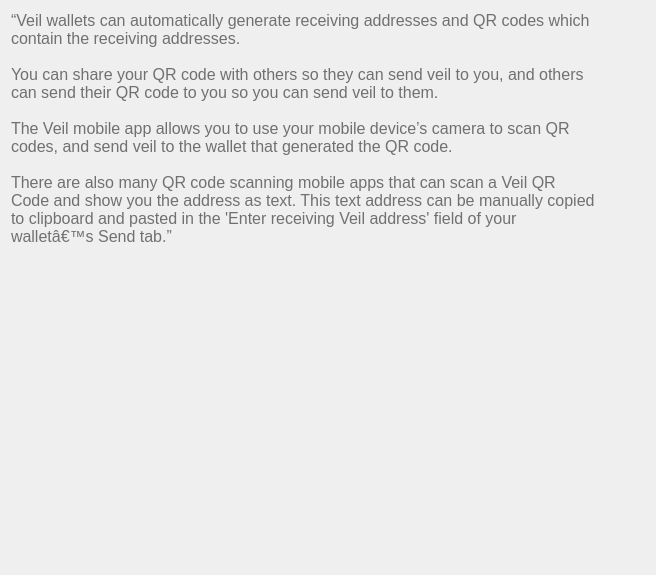
Old version of the form src/qt/veil/forms/settingsfaq07.ui in the repository Veil-Project/veil.
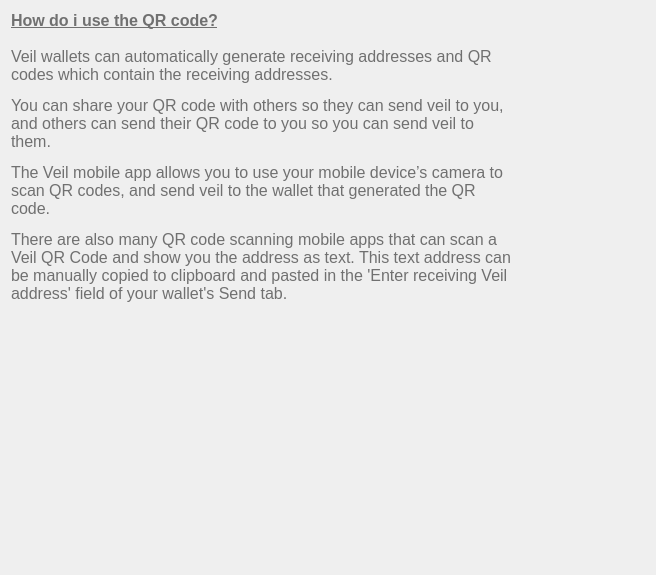
New version of the form.

```diff
--- a/src/qt/veil/forms/settingsfaq07.ui
+++ b/src/qt/veil/forms/settingsfaq07.ui
@@ -33,13 +33,7 @@
       <string notr="true">font-weight:200;</string>
      </property>
      <property name="text">
-      <string>“Veil wallets can automatically generate receiving addresses and QR codes which contain the receiving addresses.
-
-You can share your QR code with others so they can send veil to you, and others can send their QR code to you so you can send veil to them.
-
-The Veil mobile app allows you to use your mobile device’s camera to scan QR codes, and send veil to the wallet that generated the QR code.
-
-There are also many QR code scanning mobile apps that can scan a Veil QR Code and show you the address as text. This text address can be manually copied to clipboard and pasted in the 'Enter receiving Veil address' field of your walletâ€™s Send tab.”					</string>
+      <string>&lt;html&gt;&lt;head/&gt;&lt;body&gt;&lt;p&gt;&lt;span style=&quot; font-size:12pt; font-weight:600; text-decoration: underline;&quot;&gt;How do i use the QR code?&lt;/span&gt;&lt;span style=&quot; font-size:12pt;&quot;&gt;&lt;br/&gt;&lt;br/&gt;Veil wallets can automatically generate receiving addresses and QR codes which contain the receiving addresses.&lt;/span&gt;&lt;/p&gt;&lt;p&gt;&lt;span style=&quot; font-size:12pt;&quot;&gt;You can share your QR code with others so they can send veil to you, and others can send their QR code to you so you can send veil to them.&lt;/span&gt;&lt;/p&gt;&lt;p&gt;&lt;span style=&quot; font-size:12pt;&quot;&gt;The Veil mobile app allows you to use your mobile device’s camera to scan QR codes, and send veil to the wallet that generated the QR code.&lt;/span&gt;&lt;/p&gt;&lt;p&gt;&lt;span style=&quot; font-size:12pt;&quot;&gt;There are also many QR code scanning mobile apps that can scan a Veil QR Code and show you the address as text. This text address can be manually copied to clipboard and pasted in the 'Enter receiving Veil address' field of your wallet's Send tab. &lt;/span&gt;&lt;/p&gt;&lt;/body&gt;&lt;/html&gt;</string>
      </property>
      <property name="alignment">
       <set>Qt::AlignLeading|Qt::AlignLeft|Qt::AlignTop</set>
```
